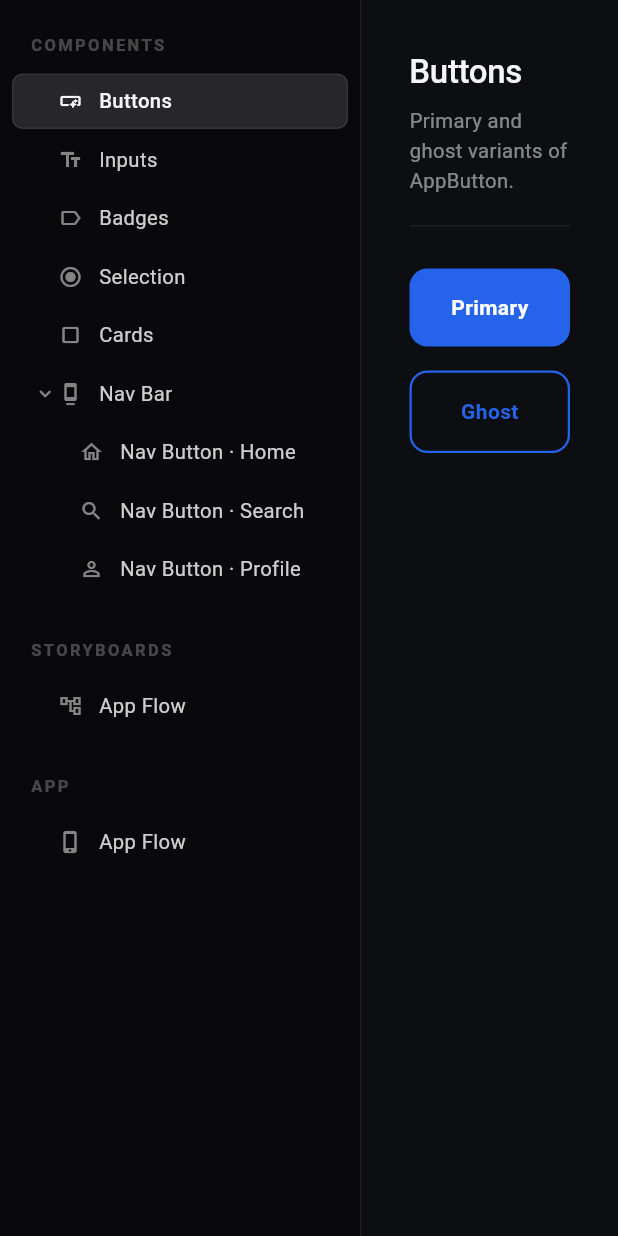
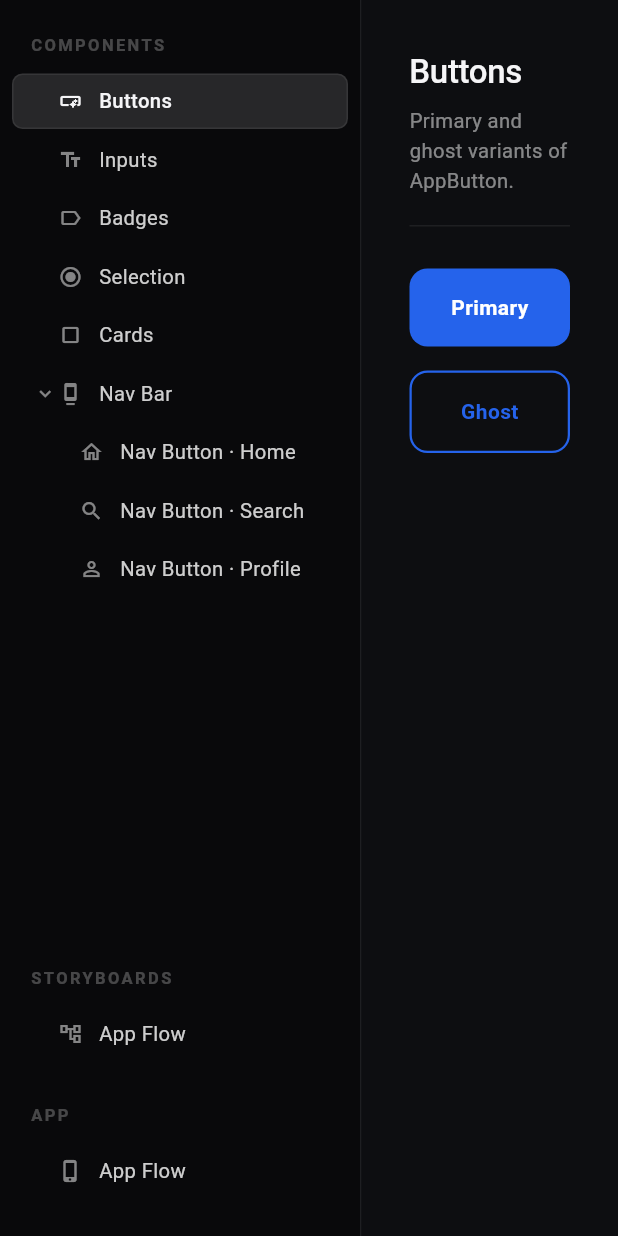
Before and after one commit to DavidChen-006/flutter-design, a Flutter app: the screen it shows after launch, on a phone screen of 412 x 824 dp. Run offline on Flutter 3.47's test engine with Material 3 defaults, Android fonts, the phone set to English and light mode, and no system bars; missing offline and left inert: widget_arrows.

Commit message:
feat(library): pin Storyboards/App sections, scroll Components internally
Restructure the sidebar so the first section's entries take the
remaining vertical space and scroll on overflow with an invisible
scrollbar, while later sections stay pinned and always visible.

Co-Authored-By: Claude Opus 4.8 (1M context) <noreply@anthropic.com>

```diff
--- a/lib/dev/library/library_shell.dart
+++ b/lib/dev/library/library_shell.dart
@@ -116,26 +116,48 @@ class _Sidebar extends StatelessWidget {
     ];
   }
 
+  Widget _sectionHeader(String title, {required bool first}) => Padding(
+        padding: EdgeInsets.fromLTRB(20, first ? 22 : 26, 20, 10),
+        child: Text(
+          title.toUpperCase(),
+          style: Workbench.sectionHeader,
+        ),
+      );
+
   @override
   Widget build(BuildContext context) {
+    final first = sections.first;
+    final rest = sections.skip(1);
     return Container(
       width: Workbench.sidebarWidth,
       color: Workbench.sidebarBg,
       child: SafeArea(
         right: false,
-        child: ListView(
-          padding: const EdgeInsets.only(bottom: 24),
+        child: Column(
+          crossAxisAlignment: CrossAxisAlignment.stretch,
           children: [
-            for (var i = 0; i < sections.length; i++) ...[
-              Padding(
-                padding: EdgeInsets.fromLTRB(20, i == 0 ? 22 : 26, 20, 10),
-                child: Text(
-                  sections[i].title.toUpperCase(),
-                  style: Workbench.sectionHeader,
+            // First section (Components): header pinned, entries get the
+            // remaining vertical space and scroll internally when they overflow.
+            _sectionHeader(first.title, first: true),
+            Expanded(
+              child: ScrollConfiguration(
+                // Invisible scroll: no scrollbar chrome, just the behavior.
+                behavior:
+                    ScrollConfiguration.of(context).copyWith(scrollbars: false),
+                child: ListView(
+                  padding: EdgeInsets.zero,
+                  children: [
+                    for (final entry in first.entries) ..._rows(entry, 0),
+                  ],
                 ),
               ),
-              for (final entry in sections[i].entries) ..._rows(entry, 0),
+            ),
+            // Remaining sections (Storyboards, App): pinned, always visible.
+            for (final section in rest) ...[
+              _sectionHeader(section.title, first: false),
+              for (final entry in section.entries) ..._rows(entry, 0),
             ],
+            const SizedBox(height: 24),
           ],
         ),
       ),
```
